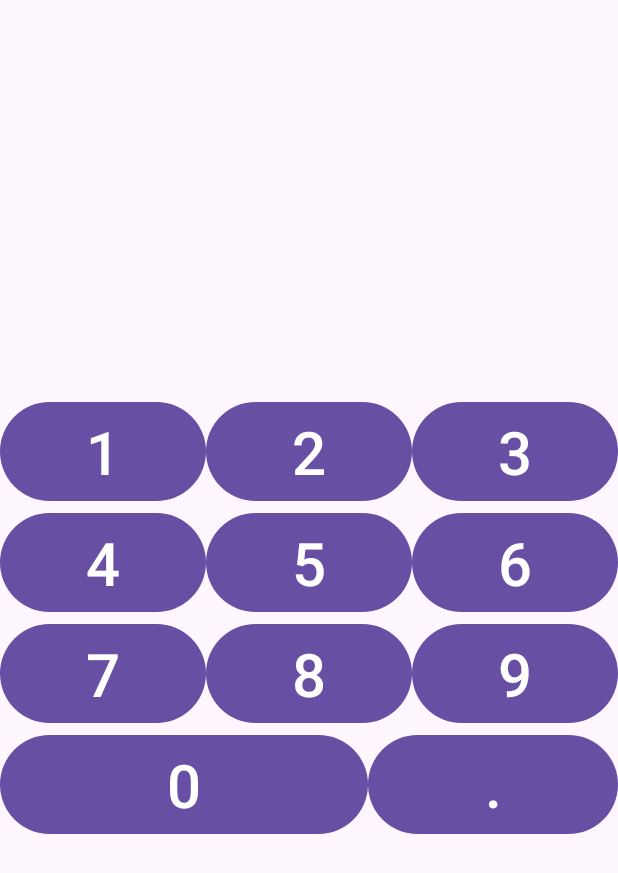
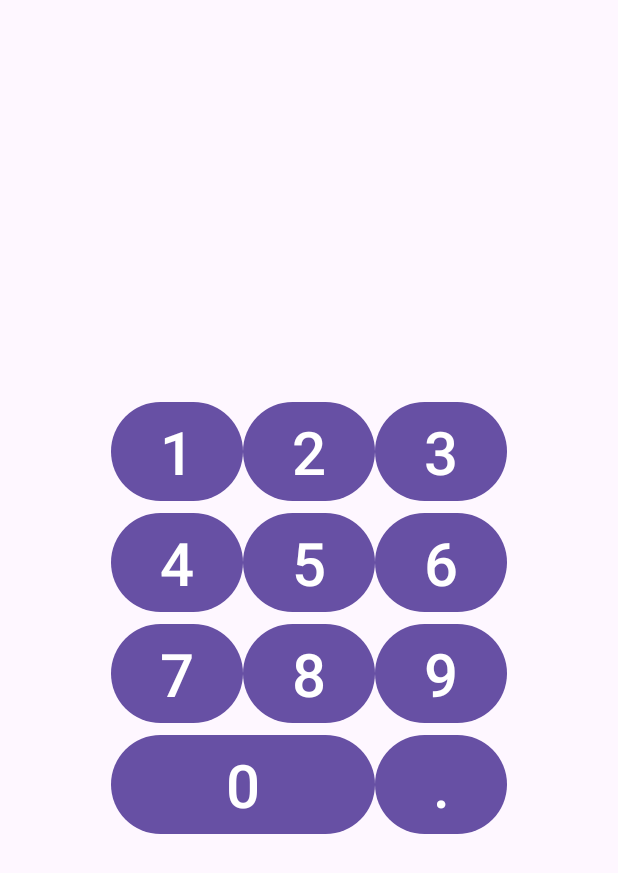
Before and after one commit to Polina153/FirstJavaAndroidApp, an Android app: the screen it shows after launch (MainActivity), on a phone screen of 412 x 824 dp. Shown: the top 873 px of the screen. Run offline under Robolectric (Android 15) with nearby library versions, the phone set to English and light mode, and no system bars.

Commit message:
lesson 30.10.2025 table_layout

```diff
--- a/app/src/main/res/layout/activity_main.xml
+++ b/app/src/main/res/layout/activity_main.xml
@@ -1,30 +1,25 @@
 <?xml version="1.0" encoding="utf-8"?>
-<LinearLayout xmlns:android="http://schemas.android.com/apk/res/android"
+<TableLayout xmlns:android="http://schemas.android.com/apk/res/android"
     xmlns:tools="http://schemas.android.com/tools"
     android:id="@+id/main"
     android:layout_width="match_parent"
     android:layout_height="match_parent"
-    android:orientation="vertical"
+    android:layout_columnSpan="3"
+    android:gravity="center"
+    android:orientation="horizontal"
     tools:content=".MainActivity"
     >
 
-    <Space
+    <TableRow
         android:layout_width="match_parent"
-        android:layout_height="wrap_content"
-        android:layout_weight="1"
-        />
-
-    <LinearLayout
-        android:layout_width="match_parent"
-        android:layout_height="wrap_content"
-        android:orientation="horizontal"
+        android:layout_height="match_parent"
+        android:gravity="center"
         >
 
         <Button
             android:id="@+id/button_1"
             android:layout_width="wrap_content"
             android:layout_height="wrap_content"
-            android:layout_weight="1"
             android:text="@string/_1"
             android:textSize="@dimen/button_text"
             />
@@ -33,7 +28,6 @@
             android:id="@+id/button_2"
             android:layout_width="wrap_content"
             android:layout_height="wrap_content"
-            android:layout_weight="1"
             android:text="@string/_2"
             android:textSize="@dimen/button_text"
             />
@@ -42,23 +36,21 @@
             android:id="@+id/button_3"
             android:layout_width="wrap_content"
             android:layout_height="wrap_content"
-            android:layout_weight="1"
             android:text="@string/_3"
             android:textSize="@dimen/button_text"
             />
-    </LinearLayout>
+    </TableRow>
 
-    <LinearLayout
+    <TableRow
         android:layout_width="match_parent"
-        android:layout_height="wrap_content"
-        android:orientation="horizontal"
+        android:layout_height="match_parent"
+        android:gravity="center"
         >
 
         <Button
             android:id="@+id/button_4"
             android:layout_width="wrap_content"
             android:layout_height="wrap_content"
-            android:layout_weight="1"
             android:text="@string/_4"
             android:textSize="@dimen/button_text"
             />
@@ -67,7 +59,6 @@
             android:id="@+id/button_5"
             android:layout_width="wrap_content"
             android:layout_height="wrap_content"
-            android:layout_weight="1"
             android:text="@string/_5"
             android:textSize="@dimen/button_text"
             />
@@ -76,15 +67,15 @@
             android:id="@+id/button_6"
             android:layout_width="wrap_content"
             android:layout_height="wrap_content"
-            android:layout_weight="1"
             android:text="@string/_6"
             android:textSize="@dimen/button_text"
             />
-    </LinearLayout>
+    </TableRow>
 
-    <LinearLayout
+    <TableRow
         android:layout_width="match_parent"
-        android:layout_height="wrap_content"
+        android:layout_height="match_parent"
+        android:gravity="center"
         android:orientation="horizontal"
         >
 
@@ -92,7 +83,6 @@
             android:id="@+id/button_7"
             android:layout_width="wrap_content"
             android:layout_height="wrap_content"
-            android:layout_weight="1"
             android:text="@string/_7"
             android:textSize="@dimen/button_text"
             />
@@ -101,7 +91,6 @@
             android:id="@+id/button_8"
             android:layout_width="wrap_content"
             android:layout_height="wrap_content"
-            android:layout_weight="1"
             android:text="@string/_8"
             android:textSize="@dimen/button_text"
             />
@@ -110,23 +99,22 @@
             android:id="@+id/button_9"
             android:layout_width="wrap_content"
             android:layout_height="wrap_content"
-            android:layout_weight="1"
             android:text="@string/_9"
             android:textSize="@dimen/button_text"
             />
-    </LinearLayout>
+    </TableRow>
 
-    <LinearLayout
+    <TableRow
         android:layout_width="match_parent"
-        android:layout_height="wrap_content"
-        android:orientation="horizontal"
+        android:layout_height="match_parent"
+        android:gravity="center"
         >
 
         <Button
             android:id="@+id/button_0"
             android:layout_width="wrap_content"
             android:layout_height="wrap_content"
-            android:layout_weight="2"
+            android:layout_span="2"
             android:text="@string/_0"
             android:textSize="@dimen/button_text"
             />
@@ -135,15 +123,8 @@
             android:id="@+id/button_point"
             android:layout_width="wrap_content"
             android:layout_height="wrap_content"
-            android:layout_weight="1"
             android:text="@string/_point"
             android:textSize="@dimen/button_text"
             />
-    </LinearLayout>
-
-    <Space
-        android:layout_width="match_parent"
-        android:layout_height="wrap_content"
-        android:layout_weight="1"
-        />
-</LinearLayout>
+    </TableRow>
+</TableLayout>
```
